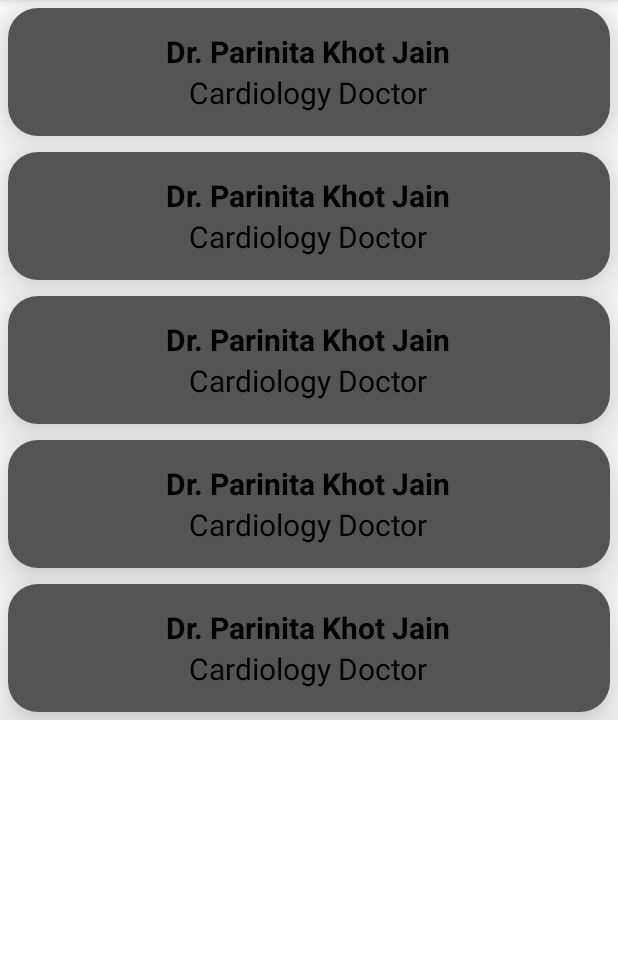
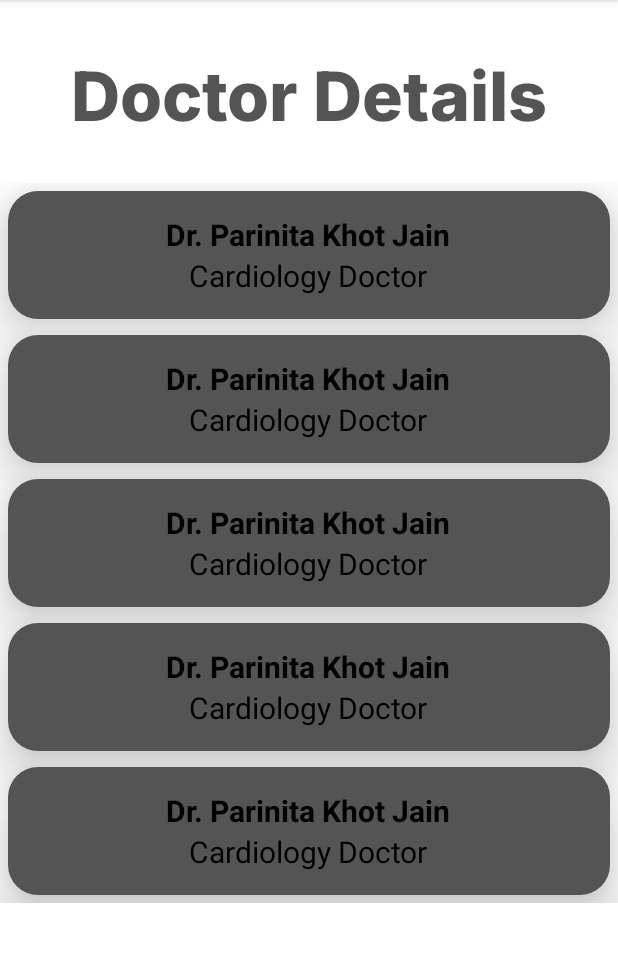
Before and after one commit to Samraddhi01/Wellgram, an Android app: the DoctorActivity screen opened directly, with no data from a screen before it, on a phone screen of 412 x 824 dp, the part 84-1046 px from its top. Run offline under Robolectric (Android 15) with nearby library versions, the phone set to English and light mode, and no system bars.

Commit message:
Doctor page improved

```diff
--- a/app/src/main/res/layout/activity_doctor.xml
+++ b/app/src/main/res/layout/activity_doctor.xml
@@ -1,16 +1,37 @@
 <?xml version="1.0" encoding="utf-8"?>
-<androidx.constraintlayout.widget.ConstraintLayout xmlns:android="http://schemas.android.com/apk/res/android"
+<RelativeLayout xmlns:android="http://schemas.android.com/apk/res/android"
     xmlns:app="http://schemas.android.com/apk/res-auto"
     xmlns:tools="http://schemas.android.com/tools"
     android:layout_width="match_parent"
     android:layout_height="match_parent"
     tools:context=".DoctorActivity">
 
+    <com.google.android.material.textview.MaterialTextView
+        android:id="@+id/loginText"
+        android:layout_width="wrap_content"
+        android:layout_height="wrap_content"
+        android:layout_centerHorizontal="true"
+        android:layout_marginTop="30dp"
+        android:layout_alignParentTop="true"
+        android:fontFamily="@font/inter_extrabold"
+        android:text="Doctor Details"
+        android:textColor="#545454"
+        android:textSize="45sp" />
+
+
+    <ScrollView
+        android:layout_below="@+id/loginText"
+        android:layout_width="match_parent"
+        android:layout_height="wrap_content"
+        tools:layout_editor_absoluteX="1dp"
+        android:layout_marginTop="30dp"
+        android:layout_centerHorizontal="true"
+        tools:layout_editor_absoluteY="470dp">
+
         <LinearLayout
             android:layout_width="match_parent"
             android:layout_height="wrap_content"
-        android:orientation="vertical"
-        tools:ignore="MissingConstraints">
+            android:orientation="vertical" >
 
             <androidx.cardview.widget.CardView
                 android:layout_width="match_parent"
@@ -178,4 +199,5 @@
             </androidx.cardview.widget.CardView>
 
         </LinearLayout>
-</androidx.constraintlayout.widget.ConstraintLayout>
+    </ScrollView>
+</RelativeLayout>
```
Lines whose indentation alone changed are shown as unchanged.
